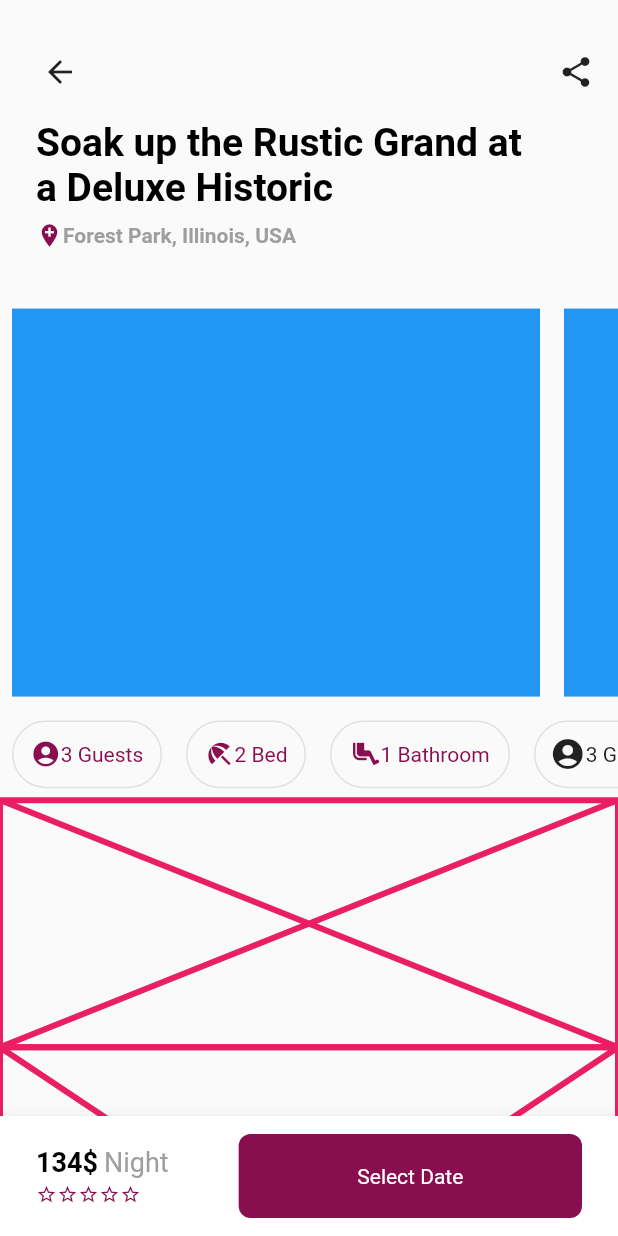
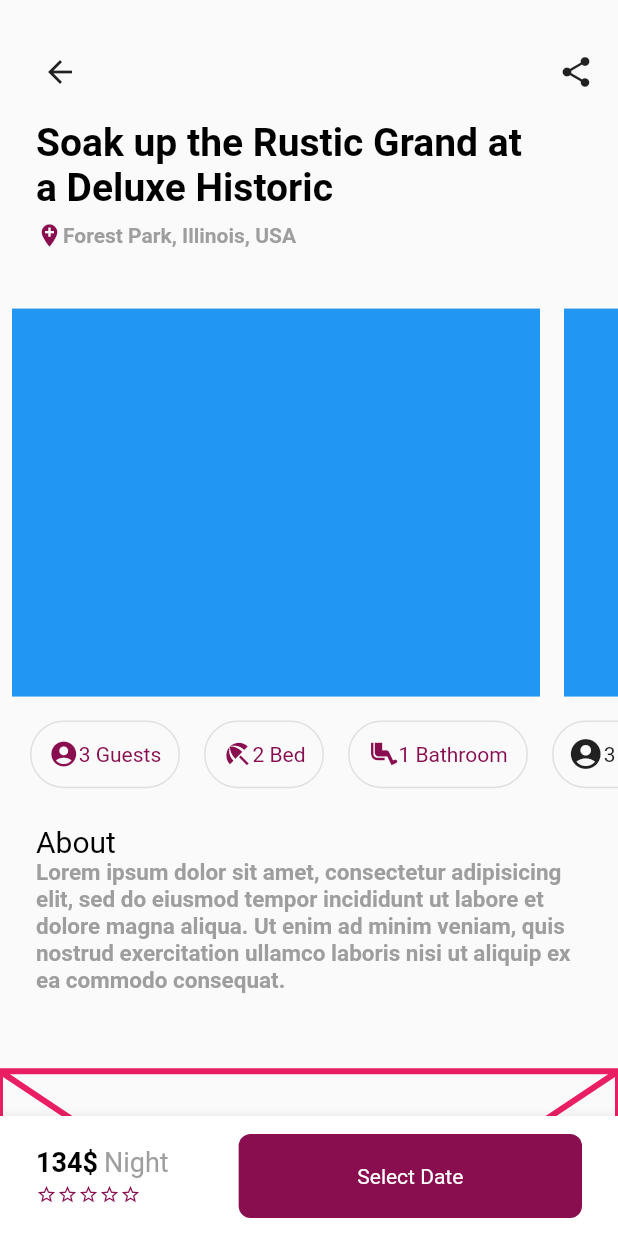
Before and after one commit to JAICHANGPARK/flutter_notebook_the_third_story, a Flutter app: the DetailPage screen opened directly, on a phone screen of 412 x 824 dp. Run offline on Flutter 3.47's test engine with Material 2 defaults, Android fonts, the phone set to English and light mode, and no system bars; our stand-ins replace badges, dotted_border, fl_chart, page_transition, percent_indicator; network calls fail.

Commit message:
Update detail_page.dart

```diff
--- a/lib/real_estate_app/detail_page.dart
+++ b/lib/real_estate_app/detail_page.dart
@@ -101,6 +101,7 @@ class _DetailPageState extends State<DetailPage> {
               ),
               Container(
                 height: MediaQuery.of(context).size.height / 13.5,
+                padding: EdgeInsets.only(left: 12),
                 child: ListView(
                   scrollDirection: Axis.horizontal,
                   children: <Widget>[
@@ -188,12 +189,28 @@ class _DetailPageState extends State<DetailPage> {
                   ],
                 ),
               ),
+              SizedBox(height: 16,),
               Container(
                 height: MediaQuery.of(context).size.height / 5,
-                child: Placeholder(
-                  color: Colors.pink,
-                  strokeWidth: 4,
-                ),
+                padding: EdgeInsets.only(left: 24, right: 24),
+                child: Column(
+                  crossAxisAlignment: CrossAxisAlignment.start,
+                  children: <Widget>[
+                    Text("About",style: TextStyle(
+                      color: Colors.black,
+                      fontSize: 20
+                    ),),
+                    Text("Lorem ipsum dolor sit amet, consectetur adipisicing elit,"
+                        " sed do eiusmod tempor incididunt ut labore et dolore magna aliqua. "
+                        "Ut enim ad minim veniam, quis nostrud exercitation ullamco "
+                        "laboris nisi ut aliquip ex ea commodo consequat.",style: TextStyle(
+                      color: Colors.grey,
+                      fontWeight: FontWeight.w700,
+                      fontSize: 15
+                    ),),
+
+                  ],
+                )
               ),
               Container(
                 height: MediaQuery.of(context).size.height / 3,
```
